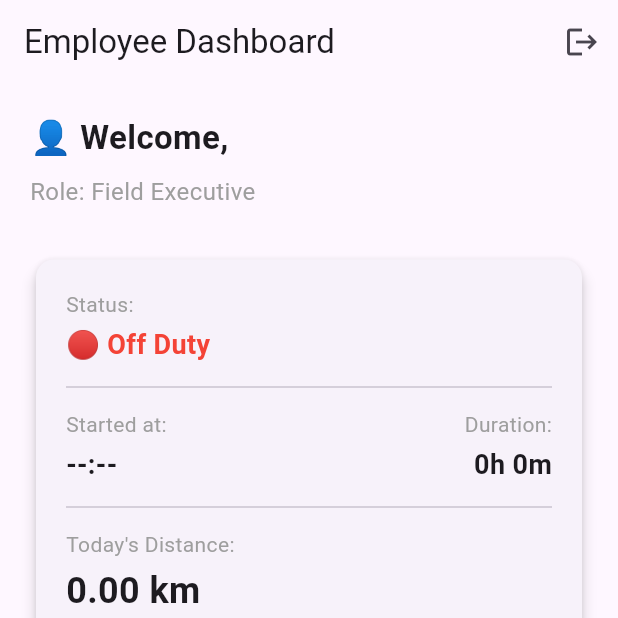
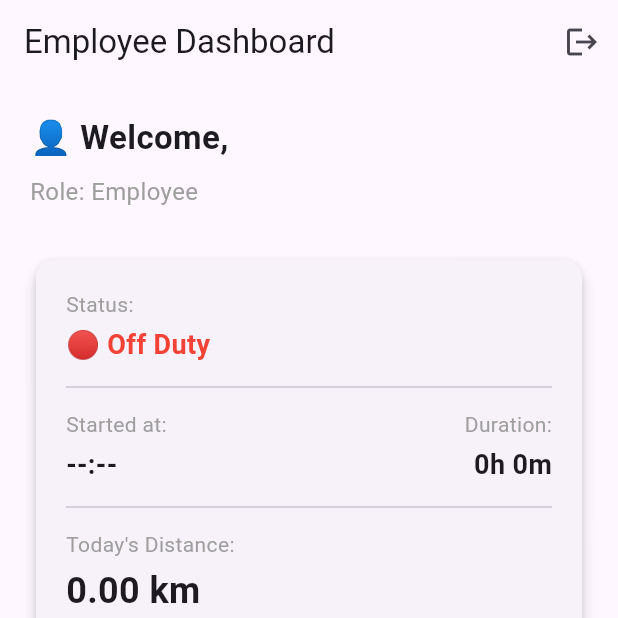
Before and after one commit to tp-maxgit/employee_route_tracker, a Flutter app: the HomeScreen screen opened directly with empty values, on a phone screen of 412 x 824 dp, the top half of it. Run offline on Flutter 3.47's test engine with Material 3 defaults, Android fonts, the phone set to English and light mode, and no system bars; our stand-ins replace geolocator; network calls fail.

Commit message:
minor updates

```diff
--- a/employee_tracker_mobile/lib/home_screen.dart
+++ b/employee_tracker_mobile/lib/home_screen.dart
@@ -253,7 +253,7 @@ class _HomeScreenState extends State<HomeScreen> {
             ),
             const SizedBox(height: 8),
             const Text(
-              "Role: Field Executive",
+              "Role: Employee",
               style: TextStyle(fontSize: 16, color: Colors.grey),
             ),
 
```
